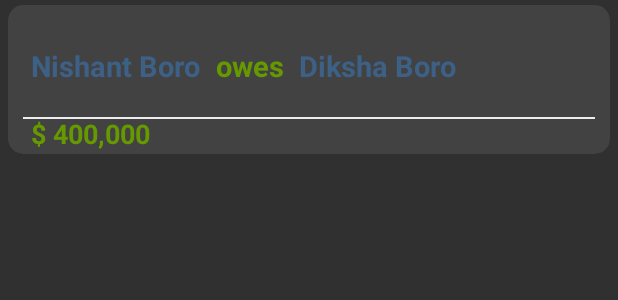
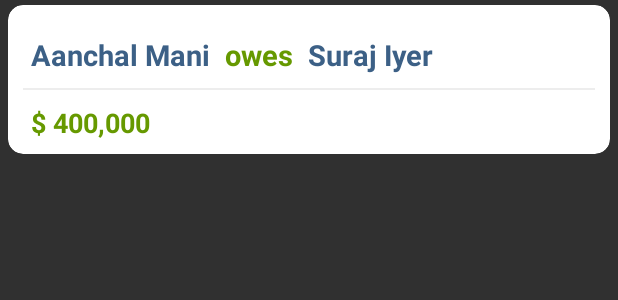
Before and after one commit to surajiyer28/E1_GroupNo.2_BillSplitter, an Android app: the layout balances_detail.xml on its own in the app's theme, with its tools: preview values and no code run, on a phone screen of 412 x 824 dp. Shown: the top 300 px of the screen. Run offline under Robolectric (Android 15) with nearby library versions, the light colour scheme and no system bars.

Commit message:
16 oct push with colour change

```diff
--- a/app/src/main/java/com/firstapp/myapplication/BalancesTabFragment.java
+++ b/app/src/main/java/com/firstapp/myapplication/BalancesTabFragment.java
@@ -142,7 +142,6 @@ public class BalancesTabFragment extends Fragment {
 
         recyclerView = view.findViewById(R.id.balancesRecyclerView);
         emptyView = view.findViewById(R.id.no_data);
-        header = view.findViewById(R.id.balancesHeader);
         recyclerView.setHasFixedSize(true);
         adapter = new BalancesTabViewAdapter();
         recyclerView.setLayoutManager(new LinearLayoutManager(getActivity()));
@@ -174,7 +173,6 @@ public class BalancesTabFragment extends Fragment {
             header.setVisibility(View.GONE);
         } else  {
             recyclerView.setVisibility(View.VISIBLE);
-            header.setVisibility(View.VISIBLE);
             emptyView.setVisibility(View.GONE);
             adapter.storeToList(results); // update the recycler view with the new results
         }
--- a/app/src/main/java/com/firstapp/myapplication/BillEntity.java
+++ b/app/src/main/java/com/firstapp/myapplication/BillEntity.java
@@ -60,7 +60,6 @@ public class BillEntity {
     byte [] image;
 
 
-
     public void setId(int id) {
         this.id = id;
     }
--- a/app/src/main/res/layout/balances_detail.xml
+++ b/app/src/main/res/layout/balances_detail.xml
@@ -9,7 +9,9 @@
     xmlns:app="http://schemas.android.com/apk/res-auto"
     xmlns:tools="http://schemas.android.com/tools"
     tools:ignore="HardcodedText"
-    app:cardCornerRadius="10dp">
+    app:cardCornerRadius="10dp"
+    android:backgroundTint="@color/white"
+    android:background="@color/white">
 
     <RelativeLayout
         android:layout_width="match_parent"
@@ -23,10 +25,10 @@
             android:layout_alignParentTop="true"
             android:layout_alignParentLeft="true"
             android:layout_alignParentStart="true"
-            android:layout_marginTop="27dp"
+            android:layout_marginTop="20dp"
             android:layout_marginLeft="15dp"
             android:layout_marginStart="15dp"
-            android:text="Nishant Boro"
+            android:text="Aanchal Mani"
             android:maxLines="2"
             android:ellipsize="end"
             android:textColor="@color/colorTextMain"
@@ -43,7 +45,7 @@
             android:layout_toEndOf="@+id/balanceDetailSender"
             android:layout_marginLeft="10dp"
             android:layout_marginStart="10dp"
-            android:layout_marginTop="27dp"
+            android:layout_marginTop="20dp"
             android:text="owes"
             android:textColor="@android:color/holo_green_dark"
             android:textSize="19sp"
@@ -61,10 +63,10 @@
             android:layout_toRightOf="@+id/balanceDetailOwes"
             android:layout_toEndOf="@+id/balanceDetailOwes"
             android:layout_marginLeft="10dp"
-            android:text="Diksha Boro"
+            android:text="Suraj Iyer"
             android:maxLines="2"
             android:ellipsize="end"
-            android:layout_marginTop="27dp"
+            android:layout_marginTop="20dp"
             android:textColor="@color/colorTextMain"
             android:textSize="19sp"
             android:textStyle="bold" />
@@ -73,7 +75,7 @@
             android:layout_width="400dp"
             android:layout_height="1dp"
             android:layout_alignTop="@+id/balanceDetailSender"
-            android:layout_marginTop="47dp"
+            android:layout_marginTop="35dp"
             android:layout_alignParentLeft="true"
             android:layout_alignParentStart="true"
             android:layout_marginLeft="10dp"
--- a/app/src/main/res/layout/member_detail.xml
+++ b/app/src/main/res/layout/member_detail.xml
@@ -44,7 +44,7 @@
             android:maxLines="1"
             android:ellipsize="end"
             android:text="Aanchal Mani"
-            android:textColor="#ffff"
+            android:textColor="#000000"
             android:textSize="18sp"
             android:textStyle="bold" />
 
```
Also changed, not shown: app/src/main/res/layout/balances_fragment.xml (+0 -9 lines).
